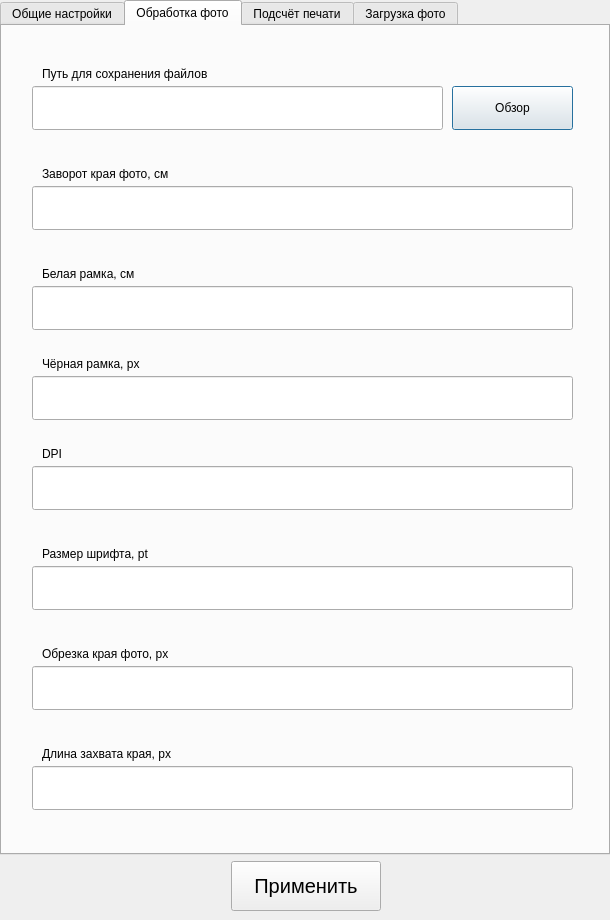
Before: the Qt Designer form cropper/ui/settings.ui in andrey-david/Sendy, drawn with Qt 5.
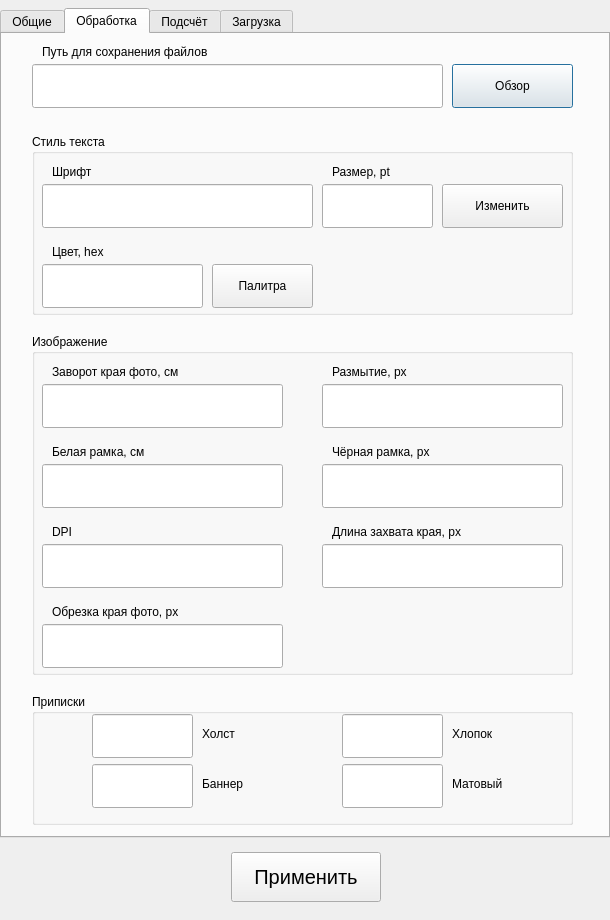
After: the same form once the commit is applied. The open tabs and pages were chosen to show the change.

Commit message: feat(ui): update settings window and add new settings fields

Patch:
```diff
--- a/cropper/ui/settings.ui
+++ b/cropper/ui/settings.ui
@@ -46,7 +46,13 @@
       <property name="minimumSize">
        <size>
         <width>610</width>
-        <height>0</height>
+        <height>830</height>
+       </size>
+      </property>
+      <property name="maximumSize">
+       <size>
+        <width>16777215</width>
+        <height>830</height>
        </size>
       </property>
       <property name="styleSheet">
@@ -78,7 +84,7 @@
       </property>
       <widget class="QWidget" name="tab_1">
        <attribute name="title">
-        <string>Общие настройки</string>
+        <string>Общие</string>
        </attribute>
        <widget class="QComboBox" name="comboBox_theme">
         <property name="geometry">
@@ -154,190 +160,13 @@
       </widget>
       <widget class="QWidget" name="tab_2">
        <attribute name="title">
-        <string>Обработка фото</string>
+        <string>Обработка</string>
        </attribute>
-       <widget class="QLineEdit" name="lineEdit_photo_processing_crop">
-        <property name="geometry">
-         <rect>
-          <x>30</x>
-          <y>640</y>
-          <width>541</width>
-          <height>44</height>
-         </rect>
-        </property>
-        <property name="maximumSize">
-         <size>
-          <width>16777215</width>
-          <height>44</height>
-         </size>
-        </property>
-       </widget>
-       <widget class="QLabel" name="label_7">
-        <property name="geometry">
-         <rect>
-          <x>40</x>
-          <y>620</y>
-          <width>361</width>
-          <height>16</height>
-         </rect>
-        </property>
-        <property name="text">
-         <string>Обрезка края фото, px</string>
-        </property>
-       </widget>
-       <widget class="QLineEdit" name="lineEdit_photo_processing_white">
-        <property name="geometry">
-         <rect>
-          <x>30</x>
-          <y>260</y>
-          <width>541</width>
-          <height>44</height>
-         </rect>
-        </property>
-        <property name="maximumSize">
-         <size>
-          <width>16777215</width>
-          <height>44</height>
-         </size>
-        </property>
-       </widget>
-       <widget class="QLabel" name="label_6">
-        <property name="geometry">
-         <rect>
-          <x>40</x>
-          <y>520</y>
-          <width>361</width>
-          <height>16</height>
-         </rect>
-        </property>
-        <property name="text">
-         <string>Размер шрифта, pt</string>
-        </property>
-       </widget>
-       <widget class="QLabel" name="label_3">
-        <property name="geometry">
-         <rect>
-          <x>40</x>
-          <y>240</y>
-          <width>361</width>
-          <height>16</height>
-         </rect>
-        </property>
-        <property name="text">
-         <string>Белая рамка, см</string>
-        </property>
-       </widget>
-       <widget class="QLineEdit" name="lineEdit_photo_processing_black">
-        <property name="geometry">
-         <rect>
-          <x>30</x>
-          <y>350</y>
-          <width>541</width>
-          <height>44</height>
-         </rect>
-        </property>
-        <property name="maximumSize">
-         <size>
-          <width>16777215</width>
-          <height>44</height>
-         </size>
-        </property>
-       </widget>
-       <widget class="QLabel" name="label_4">
-        <property name="geometry">
-         <rect>
-          <x>40</x>
-          <y>330</y>
-          <width>361</width>
-          <height>16</height>
-         </rect>
-        </property>
-        <property name="text">
-         <string>Чёрная рамка, px</string>
-        </property>
-       </widget>
-       <widget class="QLabel" name="label_5">
-        <property name="geometry">
-         <rect>
-          <x>40</x>
-          <y>420</y>
-          <width>361</width>
-          <height>16</height>
-         </rect>
-        </property>
-        <property name="text">
-         <string>DPI</string>
-        </property>
-       </widget>
-       <widget class="QLineEdit" name="lineEdit_photo_processing_dpi">
-        <property name="geometry">
-         <rect>
-          <x>30</x>
-          <y>440</y>
-          <width>541</width>
-          <height>44</height>
-         </rect>
-        </property>
-        <property name="maximumSize">
-         <size>
-          <width>16777215</width>
-          <height>44</height>
-         </size>
-        </property>
-       </widget>
-       <widget class="QLabel" name="label_2">
-        <property name="geometry">
-         <rect>
-          <x>40</x>
-          <y>140</y>
-          <width>361</width>
-          <height>16</height>
-         </rect>
-        </property>
-        <property name="text">
-         <string>Заворот края фото, см</string>
-        </property>
-       </widget>
-       <widget class="QLineEdit" name="lineEdit_photo_processing_wrap">
-        <property name="geometry">
-         <rect>
-          <x>30</x>
-          <y>160</y>
-          <width>541</width>
-          <height>44</height>
-         </rect>
-        </property>
-        <property name="maximumSize">
-         <size>
-          <width>16777215</width>
-          <height>44</height>
-         </size>
-        </property>
-        <property name="text">
-         <string/>
-        </property>
-       </widget>
-       <widget class="QLineEdit" name="lineEdit_photo_processing_fontsize">
-        <property name="geometry">
-         <rect>
-          <x>30</x>
-          <y>540</y>
-          <width>541</width>
-          <height>44</height>
-         </rect>
-        </property>
-        <property name="maximumSize">
-         <size>
-          <width>16777215</width>
-          <height>44</height>
-         </size>
-        </property>
-       </widget>
        <widget class="QLabel" name="label">
         <property name="geometry">
          <rect>
           <x>40</x>
-          <y>40</y>
+          <y>10</y>
           <width>361</width>
           <height>16</height>
          </rect>
@@ -350,7 +179,7 @@
         <property name="geometry">
          <rect>
           <x>30</x>
-          <y>60</y>
+          <y>30</y>
           <width>411</width>
           <height>44</height>
          </rect>
@@ -372,7 +201,7 @@
         <property name="geometry">
          <rect>
           <x>450</x>
-          <y>60</y>
+          <y>30</y>
           <width>121</width>
           <height>44</height>
          </rect>
@@ -390,39 +219,544 @@
          <string>Обзор</string>
         </property>
        </widget>
-       <widget class="QLineEdit" name="lineEdit_photo_processing_strip_length">
+       <widget class="QGroupBox" name="groupBox_5">
         <property name="geometry">
          <rect>
           <x>30</x>
-          <y>740</y>
+          <y>100</y>
           <width>541</width>
-          <height>44</height>
+          <height>181</height>
          </rect>
         </property>
-        <property name="maximumSize">
-         <size>
-          <width>16777215</width>
-          <height>44</height>
-         </size>
+        <property name="title">
+         <string>Стиль текста</string>
         </property>
+        <widget class="QLineEdit" name="lineEdit_photo_processing_fontsize">
+         <property name="geometry">
+          <rect>
+           <x>290</x>
+           <y>50</y>
+           <width>111</width>
+           <height>44</height>
+          </rect>
+         </property>
+         <property name="maximumSize">
+          <size>
+           <width>16777215</width>
+           <height>44</height>
+          </size>
+         </property>
+        </widget>
+        <widget class="QLabel" name="label_6">
+         <property name="geometry">
+          <rect>
+           <x>300</x>
+           <y>30</y>
+           <width>201</width>
+           <height>16</height>
+          </rect>
+         </property>
+         <property name="text">
+          <string>Размер, pt</string>
+         </property>
+        </widget>
+        <widget class="QLineEdit" name="lineEdit_photo_processing_font">
+         <property name="geometry">
+          <rect>
+           <x>10</x>
+           <y>50</y>
+           <width>271</width>
+           <height>44</height>
+          </rect>
+         </property>
+         <property name="maximumSize">
+          <size>
+           <width>16777215</width>
+           <height>44</height>
+          </size>
+         </property>
+         <property name="readOnly">
+          <bool>true</bool>
+         </property>
+        </widget>
+        <widget class="QLabel" name="label_24">
+         <property name="geometry">
+          <rect>
+           <x>20</x>
+           <y>30</y>
+           <width>201</width>
+           <height>16</height>
+          </rect>
+         </property>
+         <property name="text">
+          <string>Шрифт</string>
+         </property>
+        </widget>
+        <widget class="QPushButton" name="pushButton_set_photo_processing_font">
+         <property name="geometry">
+          <rect>
+           <x>410</x>
+           <y>50</y>
+           <width>121</width>
+           <height>44</height>
+          </rect>
+         </property>
+         <property name="maximumSize">
+          <size>
+           <width>16777215</width>
+           <height>44</height>
+          </size>
+         </property>
+         <property name="cursor">
+          <cursorShape>PointingHandCursor</cursorShape>
+         </property>
+         <property name="text">
+          <string>Изменить</string>
+         </property>
+        </widget>
+        <widget class="QLabel" name="label_23">
+         <property name="geometry">
+          <rect>
+           <x>20</x>
+           <y>110</y>
+           <width>201</width>
+           <height>16</height>
+          </rect>
+         </property>
+         <property name="text">
+          <string>Цвет, hex</string>
+         </property>
+        </widget>
+        <widget class="QPushButton" name="pushButton_set_photo_processing_color">
+         <property name="geometry">
+          <rect>
+           <x>180</x>
+           <y>130</y>
+           <width>101</width>
+           <height>44</height>
+          </rect>
+         </property>
+         <property name="maximumSize">
+          <size>
+           <width>16777215</width>
+           <height>44</height>
+          </size>
+         </property>
+         <property name="cursor">
+          <cursorShape>PointingHandCursor</cursorShape>
+         </property>
+         <property name="text">
+          <string>Палитра</string>
+         </property>
+        </widget>
+        <widget class="QLineEdit" name="lineEdit_photo_processing_font_color">
+         <property name="geometry">
+          <rect>
+           <x>10</x>
+           <y>130</y>
+           <width>161</width>
+           <height>44</height>
+          </rect>
+         </property>
+         <property name="maximumSize">
+          <size>
+           <width>16777215</width>
+           <height>44</height>
+          </size>
+         </property>
+         <property name="readOnly">
+          <bool>true</bool>
+         </property>
+        </widget>
        </widget>
-       <widget class="QLabel" name="label_8">
+       <widget class="QGroupBox" name="groupBox_6">
         <property name="geometry">
          <rect>
-          <x>40</x>
-          <y>720</y>
-          <width>361</width>
-          <height>16</height>
+          <x>30</x>
+          <y>660</y>
+          <width>541</width>
+          <height>131</height>
          </rect>
         </property>
-        <property name="text">
-         <string>Длина захвата края, px</string>
+        <property name="title">
+         <string>Приписки</string>
         </property>
+        <widget class="QLabel" name="label_27">
+         <property name="geometry">
+          <rect>
+           <x>420</x>
+           <y>80</y>
+           <width>101</width>
+           <height>20</height>
+          </rect>
+         </property>
+         <property name="text">
+          <string>Матовый</string>
+         </property>
+         <property name="alignment">
+          <set>Qt::AlignLeading|Qt::AlignLeft|Qt::AlignVCenter</set>
+         </property>
+        </widget>
+        <widget class="QLineEdit" name="lineEdit_photo_processing_annotation_cotton">
+         <property name="geometry">
+          <rect>
+           <x>310</x>
+           <y>20</y>
+           <width>101</width>
+           <height>44</height>
+          </rect>
+         </property>
+         <property name="maximumSize">
+          <size>
+           <width>16777215</width>
+           <height>44</height>
+          </size>
+         </property>
+         <property name="text">
+          <string/>
+         </property>
+         <property name="alignment">
+          <set>Qt::AlignRight|Qt::AlignTrailing|Qt::AlignVCenter</set>
+         </property>
+        </widget>
+        <widget class="QLineEdit" name="lineEdit_photo_processing_annotation_canvas">
+         <property name="geometry">
+          <rect>
+           <x>60</x>
+           <y>20</y>
+           <width>101</width>
+           <height>44</height>
+          </rect>
+         </property>
+         <property name="maximumSize">
+          <size>
+           <width>16777215</width>
+           <height>44</height>
+          </size>
+         </property>
+         <property name="text">
+          <string/>
+         </property>
+         <property name="alignment">
+          <set>Qt::AlignRight|Qt::AlignTrailing|Qt::AlignVCenter</set>
+         </property>
+        </widget>
+        <widget class="QLineEdit" name="lineEdit_photo_processing_annotation_matte">
+         <property name="geometry">
+          <rect>
+           <x>310</x>
+           <y>70</y>
+           <width>101</width>
+           <height>44</height>
+          </rect>
+         </property>
+         <property name="maximumSize">
+          <size>
+           <width>16777215</width>
+           <height>44</height>
+          </size>
+         </property>
+         <property name="text">
+          <string/>
+         </property>
+         <property name="alignment">
+          <set>Qt::AlignRight|Qt::AlignTrailing|Qt::AlignVCenter</set>
+         </property>
+        </widget>
+        <widget class="QLabel" name="label_26">
+         <property name="geometry">
+          <rect>
+           <x>420</x>
+           <y>30</y>
+           <width>101</width>
+           <height>20</height>
+          </rect>
+         </property>
+         <property name="text">
+          <string>Хлопок</string>
+         </property>
+         <property name="alignment">
+          <set>Qt::AlignLeading|Qt::AlignLeft|Qt::AlignVCenter</set>
+         </property>
+        </widget>
+        <widget class="QLineEdit" name="lineEdit_photo_processing_annotation_banner">
+         <property name="geometry">
+          <rect>
+           <x>60</x>
+           <y>70</y>
+           <width>101</width>
+           <height>44</height>
+          </rect>
+         </property>
+         <property name="maximumSize">
+          <size>
+           <width>16777215</width>
+           <height>44</height>
+          </size>
+         </property>
+         <property name="text">
+          <string/>
+         </property>
+         <property name="alignment">
+          <set>Qt::AlignRight|Qt::AlignTrailing|Qt::AlignVCenter</set>
+         </property>
+        </widget>
+        <widget class="QLabel" name="label_28">
+         <property name="geometry">
+          <rect>
+           <x>170</x>
+           <y>30</y>
+           <width>101</width>
+           <height>20</height>
+          </rect>
+         </property>
+         <property name="text">
+          <string>Холст</string>
+         </property>
+         <property name="alignment">
+          <set>Qt::AlignLeading|Qt::AlignLeft|Qt::AlignVCenter</set>
+         </property>
+        </widget>
+        <widget class="QLabel" name="label_25">
+         <property name="geometry">
+          <rect>
+           <x>170</x>
+           <y>80</y>
+           <width>101</width>
+           <height>20</height>
+          </rect>
+         </property>
+         <property name="text">
+          <string>Баннер</string>
+         </property>
+         <property name="alignment">
+          <set>Qt::AlignLeading|Qt::AlignLeft|Qt::AlignVCenter</set>
+         </property>
+        </widget>
+       </widget>
+       <widget class="QGroupBox" name="groupBox_7">
+        <property name="geometry">
+         <rect>
+          <x>30</x>
+          <y>300</y>
+          <width>541</width>
+          <height>341</height>
+         </rect>
+        </property>
+        <property name="title">
+         <string>Изображение</string>
+        </property>
+        <widget class="QLabel" name="label_4">
+         <property name="geometry">
+          <rect>
+           <x>300</x>
+           <y>110</y>
+           <width>201</width>
+           <height>16</height>
+          </rect>
+         </property>
+         <property name="text">
+          <string>Чёрная рамка, px</string>
+         </property>
+        </widget>
+        <widget class="QLineEdit" name="lineEdit_photo_processing_white">
+         <property name="geometry">
+          <rect>
+           <x>10</x>
+           <y>130</y>
+           <width>241</width>
+           <height>44</height>
+          </rect>
+         </property>
+         <property name="maximumSize">
+          <size>
+           <width>16777215</width>
+           <height>44</height>
+          </size>
+         </property>
+        </widget>
+        <widget class="QLabel" name="label_3">
+         <property name="geometry">
+          <rect>
+           <x>20</x>
+           <y>110</y>
+           <width>201</width>
+           <height>16</height>
+          </rect>
+         </property>
+         <property name="text">
+          <string>Белая рамка, см</string>
+         </property>
+        </widget>
+        <widget class="QLabel" name="label_2">
+         <property name="geometry">
+          <rect>
+           <x>20</x>
+           <y>30</y>
+           <width>201</width>
+           <height>16</height>
+          </rect>
+         </property>
+         <property name="text">
+          <string>Заворот края фото, см</string>
+         </property>
+        </widget>
+        <widget class="QLineEdit" name="lineEdit_photo_processing_blur">
+         <property name="geometry">
+          <rect>
+           <x>290</x>
+           <y>50</y>
+           <width>241</width>
+           <height>44</height>
+          </rect>
+         </property>
+         <property name="maximumSize">
+          <size>
+           <width>16777215</width>
+           <height>44</height>
+          </size>
+         </property>
+        </widget>
+        <widget class="QLineEdit" name="lineEdit_photo_processing_wrap">
+         <property name="geometry">
+          <rect>
+           <x>10</x>
+           <y>50</y>
+           <width>241</width>
+           <height>44</height>
+          </rect>
+         </property>
+         <property name="maximumSize">
+          <size>
+           <width>16777215</width>
+           <height>44</height>
+          </size>
+         </property>
+         <property name="text">
+          <string/>
+         </property>
+        </widget>
+        <widget class="QLabel" name="label_9">
+         <property name="geometry">
+          <rect>
+           <x>300</x>
+           <y>30</y>
+           <width>201</width>
+           <height>16</height>
+          </rect>
+         </property>
+         <property name="text">
+          <string>Размытие, px</string>
+         </property>
+        </widget>
+        <widget class="QLineEdit" name="lineEdit_photo_processing_black">
+         <property name="geometry">
+          <rect>
+           <x>290</x>
+           <y>130</y>
+           <width>241</width>
+           <height>44</height>
+          </rect>
+         </property>
+         <property name="maximumSize">
+          <size>
+           <width>16777215</width>
+           <height>44</height>
+          </size>
+         </property>
+        </widget>
+        <widget class="QLabel" name="label_8">
+         <property name="geometry">
+          <rect>
+           <x>300</x>
+           <y>190</y>
+           <width>201</width>
+           <height>16</height>
+          </rect>
+         </property>
+         <property name="text">
+          <string>Длина захвата края, px</string>
+         </property>
+        </widget>
+        <widget class="QLineEdit" name="lineEdit_photo_processing_strip_length">
+         <property name="geometry">
+          <rect>
+           <x>290</x>
+           <y>210</y>
+           <width>241</width>
+           <height>44</height>
+          </rect>
+         </property>
+         <property name="maximumSize">
+          <size>
+           <width>16777215</width>
+           <height>44</height>
+          </size>
+         </property>
+        </widget>
+        <widget class="QLineEdit" name="lineEdit_photo_processing_dpi">
+         <property name="geometry">
+          <rect>
+           <x>10</x>
+           <y>210</y>
+           <width>241</width>
+           <height>44</height>
+          </rect>
+         </property>
+         <property name="maximumSize">
+          <size>
+           <width>16777215</width>
+           <height>44</height>
+          </size>
+         </property>
+        </widget>
+        <widget class="QLineEdit" name="lineEdit_photo_processing_crop">
+         <property name="geometry">
+          <rect>
+           <x>10</x>
+           <y>290</y>
+           <width>241</width>
+           <height>44</height>
+          </rect>
+         </property>
+         <property name="maximumSize">
+          <size>
+           <width>16777215</width>
+           <height>44</height>
+          </size>
+         </property>
+        </widget>
+        <widget class="QLabel" name="label_5">
+         <property name="geometry">
+          <rect>
+           <x>20</x>
+           <y>190</y>
+           <width>201</width>
+           <height>16</height>
+          </rect>
+         </property>
+         <property name="text">
+          <string>DPI</string>
+         </property>
+        </widget>
+        <widget class="QLabel" name="label_7">
+         <property name="geometry">
+          <rect>
+           <x>20</x>
+           <y>270</y>
+           <width>201</width>
+           <height>16</height>
+          </rect>
+         </property>
+         <property name="text">
+          <string>Обрезка края фото, px</string>
+         </property>
+        </widget>
        </widget>
       </widget>
       <widget class="QWidget" name="tab_3">
        <attribute name="title">
-        <string>Подсчёт печати</string>
+        <string>Подсчёт</string>
        </attribute>
        <widget class="QPushButton" name="pushButton_set_image_counter_path">
         <property name="geometry">
@@ -536,7 +870,7 @@
       </widget>
       <widget class="QWidget" name="tab_4">
        <attribute name="title">
-        <string>Загрузка фото</string>
+        <string>Загрузка</string>
        </attribute>
        <widget class="QPushButton" name="pushButton_set_image_loader_path">
         <property name="geometry">
```
Left out of the diff: 375 changed lines with no effect on the pictures. The commit also changes 1 other file.
